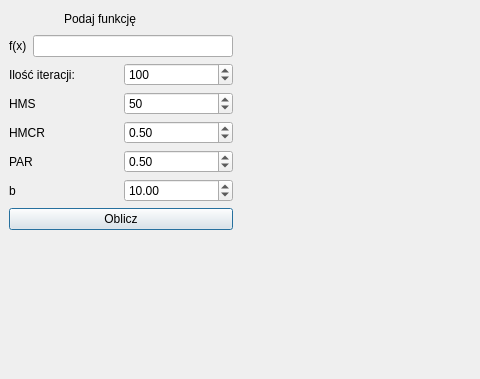
First picture: the form in PyQt5test/ui/mainWindow.ui, repository albertlis/Improved-Harmony-Search-Algorithm, before the edit; both pictures show x 0 to 480 and y 0 to 379 of the 939 by 523 pixel window.
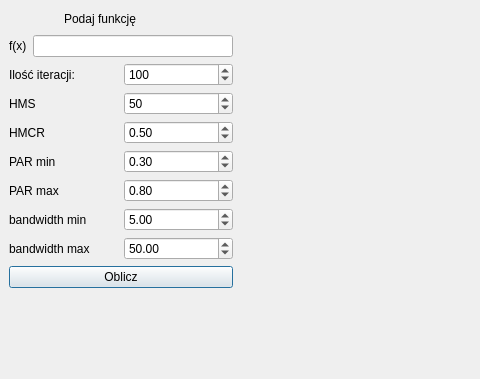
Second picture: the form after the edit. Custom widgets are drawn as their Qt base class.

Commit message: Add GUI inputs for IHS

Diff of the .ui file:
```diff
--- a/PyQt5test/ui/mainWindow.ui
+++ b/PyQt5test/ui/mainWindow.ui
@@ -166,7 +166,7 @@
         <item>
          <widget class="QLabel" name="label_5">
           <property name="text">
-           <string>PAR</string>
+           <string>PAR min</string>
           </property>
          </widget>
         </item>
@@ -179,7 +179,31 @@
            <double>0.100000000000000</double>
           </property>
           <property name="value">
-           <double>0.500000000000000</double>
+           <double>0.300000000000000</double>
+          </property>
+         </widget>
+        </item>
+       </layout>
+      </item>
+      <item>
+       <layout class="QHBoxLayout" name="horizontalLayout_8">
+        <item>
+         <widget class="QLabel" name="label_8">
+          <property name="text">
+           <string>PAR max</string>
+          </property>
+         </widget>
+        </item>
+        <item>
+         <widget class="QDoubleSpinBox" name="parMaxBox">
+          <property name="maximum">
+           <double>1.000000000000000</double>
+          </property>
+          <property name="singleStep">
+           <double>0.100000000000000</double>
+          </property>
+          <property name="value">
+           <double>0.800000000000000</double>
           </property>
          </widget>
         </item>
@@ -190,7 +214,7 @@
         <item>
          <widget class="QLabel" name="label_7">
           <property name="text">
-           <string>b</string>
+           <string>bandwidth min</string>
           </property>
          </widget>
         </item>
@@ -206,7 +230,34 @@
            <double>99999999999.000000000000000</double>
           </property>
           <property name="value">
-           <double>10.000000000000000</double>
+           <double>5.000000000000000</double>
+          </property>
+         </widget>
+        </item>
+       </layout>
+      </item>
+      <item>
+       <layout class="QHBoxLayout" name="horizontalLayout_9">
+        <item>
+         <widget class="QLabel" name="label_9">
+          <property name="text">
+           <string>bandwidth max</string>
+          </property>
+         </widget>
+        </item>
+        <item>
+         <widget class="QDoubleSpinBox" name="bandwidthMaxBox">
+          <property name="maximumSize">
+           <size>
+            <width>112</width>
+            <height>16777215</height>
+           </size>
+          </property>
+          <property name="maximum">
+           <double>99999999999.000000000000000</double>
+          </property>
+          <property name="value">
+           <double>50.000000000000000</double>
           </property>
          </widget>
         </item>
```
Left out of the diff: 57 changed lines with no effect on the pictures. The commit also changes 5 other files.
